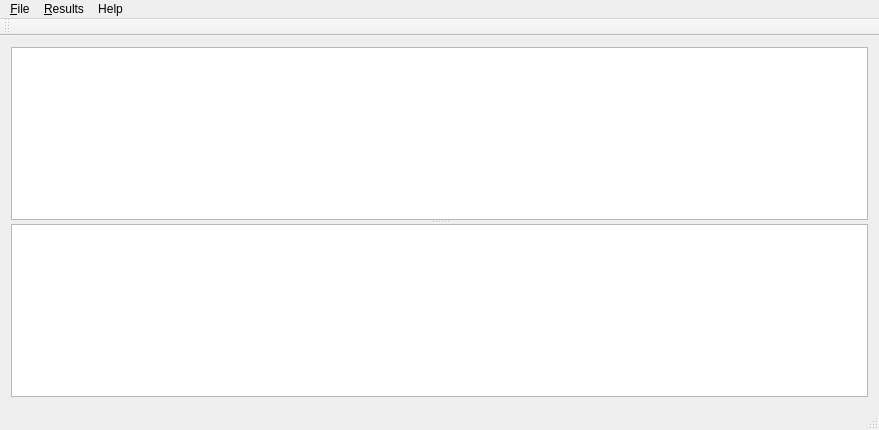
Qt form mainwindow.ui (undyau/sisimple) before a commit.
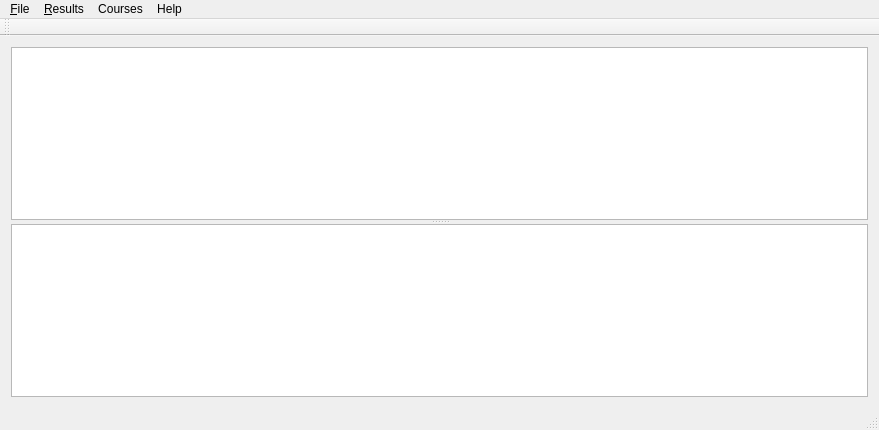
The same form after that commit.

Commit message: Start on dialogs for course properties

Patch:
```diff
--- a/mainwindow.ui
+++ b/mainwindow.ui
@@ -84,8 +84,16 @@
      <string>Help</string>
     </property>
    </widget>
+   <widget class="QMenu" name="menuCourses">
+    <property name="title">
+     <string>Courses</string>
+    </property>
+    <addaction name="actionManage"/>
+    <addaction name="actionImport"/>
+   </widget>
    <addaction name="menu_File"/>
    <addaction name="menu_Results"/>
+   <addaction name="menuCourses"/>
    <addaction name="menuHelp"/>
   </widget>
   <widget class="QToolBar" name="mainToolBar">
```
Left out of the diff: 10 changed lines with no effect on the pictures. The commit also changes 9 other files.
